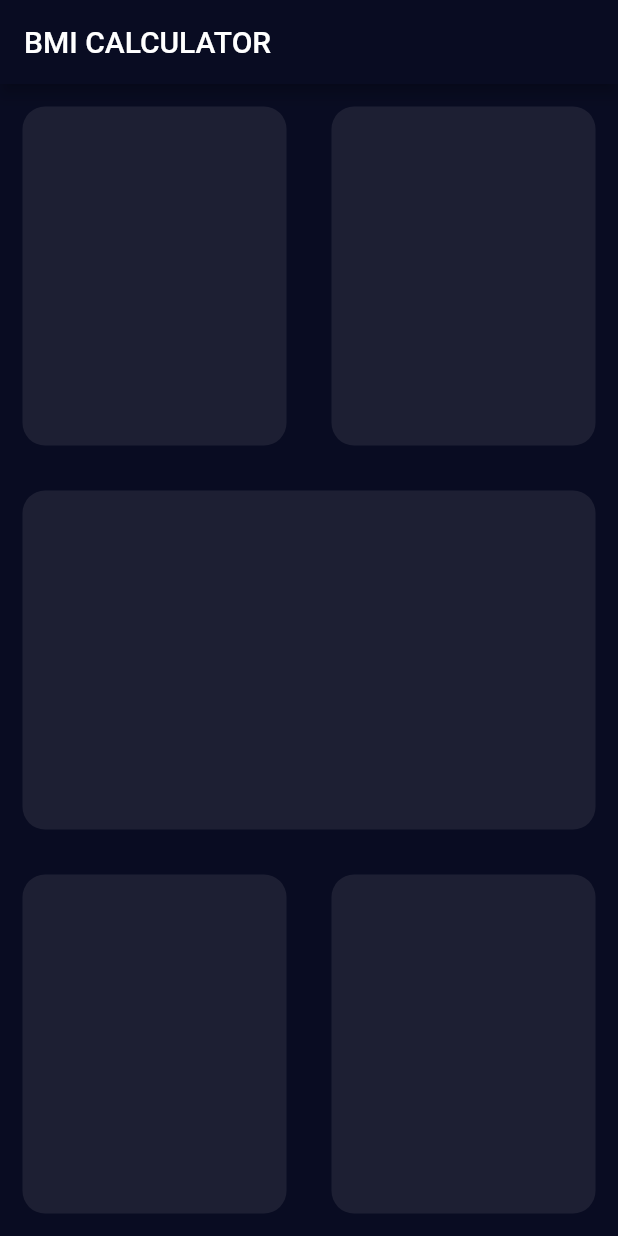
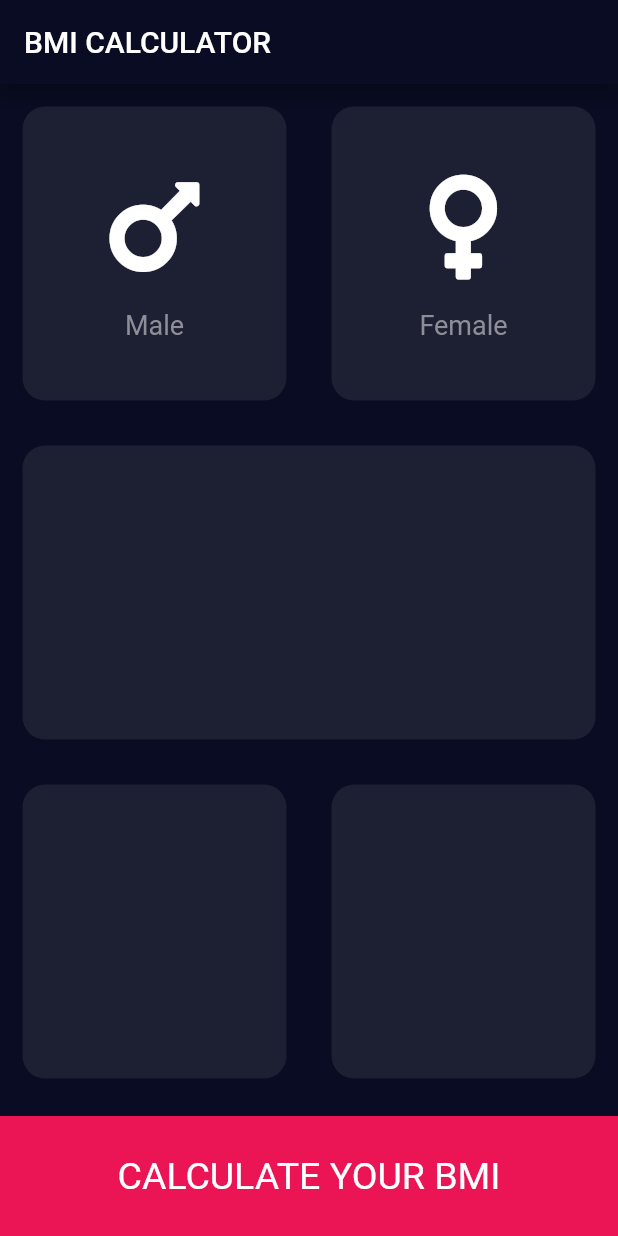
Before and after one commit to asmaa3107/My_Flutter_Apps, a Flutter app: the screen it shows after launch, on a phone screen of 412 x 824 dp. Run offline on Flutter 3.47's test engine with Material 2 defaults, Android fonts, the phone set to English and light mode, and no system bars; our stand-ins replace audioplayers, font_awesome_flutter, rflutter_alert.

Commit message:
create reusable container

```diff
--- a/bmi-calculator-flutter/lib/input_page.dart
+++ b/bmi-calculator-flutter/lib/input_page.dart
@@ -1,4 +1,12 @@
 import 'package:flutter/material.dart';
+import 'package:font_awesome_flutter/font_awesome_flutter.dart';
+import 'widgets/reuseableCard_widget.dart';
+import 'widgets/icon_drawer_widget.dart';
+//widgrts vatiables
+const  double btnHight = 80.0;
+const  Color boxColor = Color(0xFF1D1F33);
+const  Color secondryColor = Color(0xFFEB1555);
+
 
 class InputPage extends StatefulWidget {
   @override
@@ -6,6 +14,7 @@ class InputPage extends StatefulWidget {
 }
 
 class _InputPageState extends State<InputPage> {
+
   @override
   Widget build(BuildContext context) {
     return Scaffold(
@@ -21,11 +30,20 @@ class _InputPageState extends State<InputPage> {
               children: <Widget>[
                 Expanded(
                   child: ReuseableCard(
-                    colour: Color(0xFF1D1F33)
+                    colour: boxColor,
+                     cardChild:IconDrawer(
+                      lable: 'Male',
+                      icon:FontAwesomeIcons.mars ,
+                      ),
                     ),
                 ),
                 Expanded(
-                  child: ReuseableCard( colour: Color(0xFF1D1F33)
+                  child: ReuseableCard(
+                    colour: boxColor,
+                    cardChild:
+                    IconDrawer(
+                      lable: 'Female',
+                      icon:FontAwesomeIcons.venus ,),
                    ),
                 ),
               ],
@@ -33,24 +51,43 @@ class _InputPageState extends State<InputPage> {
           ),
           Expanded(
             // flex: 2,
-            child: ReuseableCard( colour: Color(0xFF1D1F33)
+            child: ReuseableCard( colour: boxColor
                    ),
           ),
           Expanded(
             child: Row(
               children: <Widget>[
                 Expanded(
-                  child: ReuseableCard( colour: Color(0xFF1D1F33)
+                  child: ReuseableCard( colour: boxColor
                    ),
                 ),
                 Expanded(
                   child: ReuseableCard(
-                    colour: Color(0xFF1D1F33)
+                    colour: boxColor
                    ),
                 ),
+
               ],
             ),
           ),
+          Container(
+                   color: secondryColor,
+                   margin: EdgeInsets.only(top: 10.0),
+                   height: btnHight,
+                   width: double.infinity,
+                   child: Center(
+                     child: Text
+                     (
+                       'Calculate Your BMI'.toUpperCase(),
+                        style:TextStyle(
+                            color: Colors.white,
+                            fontSize: 25.0,
+                            // fontFamily:
+
+                        ),
+                     ),
+                   ),
+                ),
         ],
       ),
 
@@ -58,26 +95,11 @@ class _InputPageState extends State<InputPage> {
   }
 }
 
-class ReuseableCard extends StatelessWidget {
-
-ReuseableCard({@required this.colour});
-final Color colour;
-
-  @override
-  Widget build(BuildContext context) {
-    return Container(
-      margin: EdgeInsets.all(15.0),
-      decoration: BoxDecoration(
-          color: colour, borderRadius: BorderRadius.circular(15.0)),
-    );
-  }
-}
 
 
-
-
-
-
+//final attribute cant assign value to it more than once
+//!note : we use final with statless widget
+//every time it destorying and rebuilt
 
 
 
--- /dev/null
+++ b/bmi-calculator-flutter/lib/widgets/icon_drawer_widget.dart
@@ -0,0 +1,27 @@
+import 'package:flutter/material.dart';
+const textStyle = TextStyle(fontSize: 18.0,color: Color(0xFF8D8E98),);
+class IconDrawer extends StatelessWidget {
+ IconDrawer({
+    @required this.lable,this.icon
+  });//constractor
+final String lable;
+final IconData icon;
+  @override
+  Widget build(BuildContext context) {
+        return Column(
+           mainAxisAlignment: MainAxisAlignment.center,
+
+          children: <Widget>[
+            Icon(
+              icon,
+              size: 80.0,
+              color: Colors.white,
+              ),
+            SizedBox(height: 15.0,),
+            Text(
+              lable ,style: textStyle,
+        )
+      ],
+    );
+  }
+}
--- /dev/null
+++ b/bmi-calculator-flutter/lib/widgets/reuseableCard_widget.dart
@@ -0,0 +1,20 @@
+import 'package:flutter/material.dart';
+
+class ReuseableCard extends StatelessWidget {
+
+ReuseableCard({@required this.colour,this.cardChild});
+final Color colour;
+final Widget cardChild;
+
+  @override
+  Widget build(BuildContext context) {
+    return Container(
+      margin: EdgeInsets.all(15.0),
+      decoration: BoxDecoration(
+          color: colour,
+          borderRadius: BorderRadius.circular(15.0),
+          ),
+          child: this.cardChild,
+    );
+  }
+}
--- a/bmi-calculator-flutter/pubspec.yaml
+++ b/bmi-calculator-flutter/pubspec.yaml
@@ -10,6 +10,8 @@ dependencies:
   flutter:
     sdk: flutter
 
+  font_awesome_flutter: ^8.5.0
+
   cupertino_icons: ^0.1.2
 
 dev_dependencies:
```
